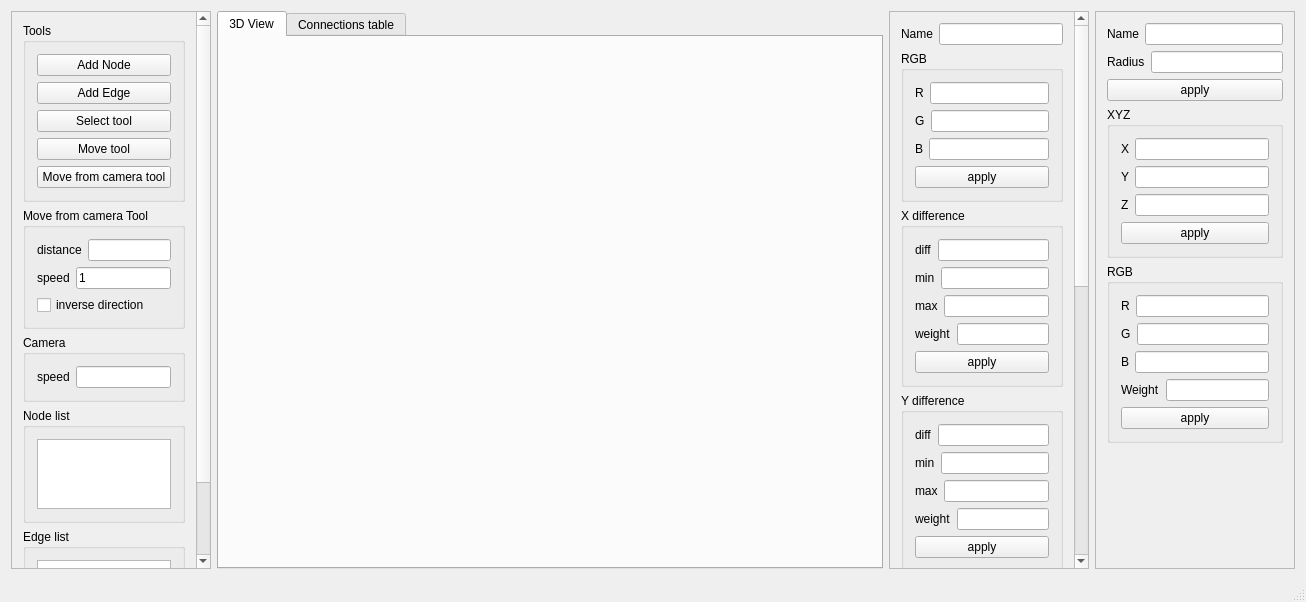
This is mainwindow.ui in Silobrlst/qtIrrlicht4 as Qt 5 draws it before an edit. The edited form follows.
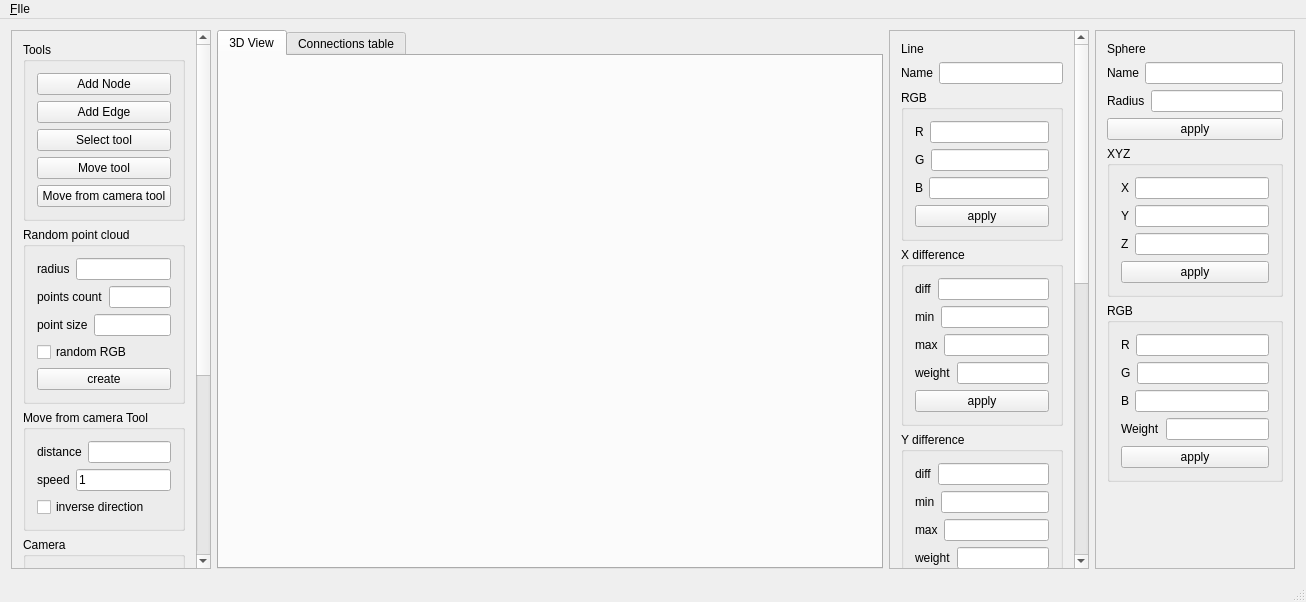
This is the edited form. Custom widgets are drawn as their Qt base class.

```diff
--- a/mainwindow.ui
+++ b/mainwindow.ui
@@ -41,7 +41,7 @@
          <x>0</x>
          <y>0</y>
          <width>193</width>
-         <height>639</height>
+         <height>830</height>
         </rect>
        </property>
        <layout class="QVBoxLayout" name="verticalLayout_11">
@@ -94,6 +94,83 @@
           <zorder>moveFromCameraTool</zorder>
          </widget>
         </item>
+        <item>
+         <widget class="QGroupBox" name="groupBox_8">
+          <property name="title">
+           <string>Random point cloud</string>
+          </property>
+          <layout class="QVBoxLayout" name="verticalLayout_13">
+           <item>
+            <layout class="QHBoxLayout" name="horizontalLayout_31">
+             <item>
+              <widget class="QLabel" name="label_29">
+               <property name="text">
+                <string>radius</string>
+               </property>
+              </widget>
+             </item>
+             <item>
+              <widget class="QLineEdit" name="pointCloudRadius">
+               <property name="text">
+                <string/>
+               </property>
+              </widget>
+             </item>
+            </layout>
+           </item>
+           <item>
+            <layout class="QHBoxLayout" name="horizontalLayout_32">
+             <item>
+              <widget class="QLabel" name="label_30">
+               <property name="text">
+                <string>points count</string>
+               </property>
+              </widget>
+             </item>
+             <item>
+              <widget class="QLineEdit" name="pointCloudNum">
+               <property name="text">
+                <string/>
+               </property>
+              </widget>
+             </item>
+            </layout>
+           </item>
+           <item>
+            <layout class="QHBoxLayout" name="horizontalLayout_33">
+             <item>
+              <widget class="QLabel" name="label_31">
+               <property name="text">
+                <string>point size</string>
+               </property>
+              </widget>
+             </item>
+             <item>
+              <widget class="QLineEdit" name="pointCloudPointSize">
+               <property name="text">
+                <string/>
+               </property>
+              </widget>
+             </item>
+            </layout>
+           </item>
+           <item>
+            <widget class="QCheckBox" name="pointCloudRandomRGB">
+             <property name="text">
+              <string>random RGB</string>
+             </property>
+            </widget>
+           </item>
+           <item>
+            <widget class="QPushButton" name="pointCloudCreate">
+             <property name="text">
+              <string>create</string>
+             </property>
+            </widget>
+           </item>
+          </layout>
+         </widget>
+        </item>
         <item>
          <widget class="QGroupBox" name="groupBox_5">
           <property name="title">
@@ -267,10 +344,17 @@
          <x>0</x>
          <y>0</y>
          <width>184</width>
-         <height>1188</height>
+         <height>1209</height>
         </rect>
        </property>
        <layout class="QVBoxLayout" name="verticalLayout_6">
+        <item>
+         <widget class="QLabel" name="label_32">
+          <property name="text">
+           <string>Line</string>
+          </property>
+         </widget>
+        </item>
         <item>
          <layout class="QHBoxLayout" name="nameBox_2">
           <item>
@@ -800,6 +884,13 @@
         </rect>
        </property>
        <layout class="QVBoxLayout" name="verticalLayout_5">
+        <item>
+         <widget class="QLabel" name="label_33">
+          <property name="text">
+           <string>Sphere</string>
+          </property>
+         </widget>
+        </item>
         <item>
          <layout class="QHBoxLayout" name="nameBox">
           <item>
@@ -1015,6 +1106,14 @@
    <property name="nativeMenuBar">
     <bool>false</bool>
    </property>
+   <widget class="QMenu" name="menu_FIle">
+    <property name="title">
+     <string>&amp;FIle</string>
+    </property>
+    <addaction name="actionLoad_data_base"/>
+    <addaction name="actionSave_data"/>
+   </widget>
+   <addaction name="menu_FIle"/>
   </widget>
   <widget class="QStatusBar" name="statusBar"/>
  </widget>
```
Left out of the diff: 12 changed lines with no effect on the pictures.
